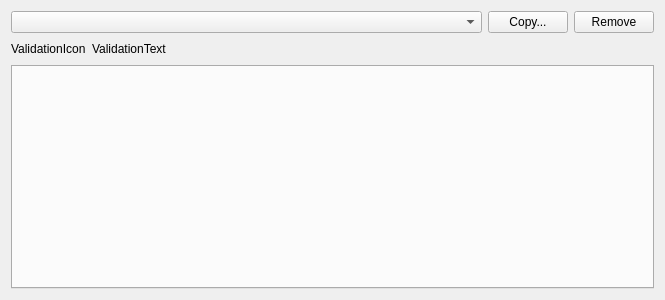
First picture: the form in src/plugins/cpptools/clangdiagnosticconfigswidget.ui, repository qt-creator/qt-creator, before the edit.
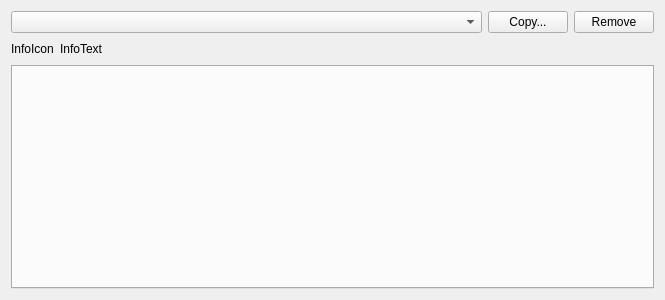
Second picture: the form after the edit.

Commit message:
CppTools: Provide hint to copy clang diagnostic config
If a built-in/read-only configuration is selected, show a hint that it
needs to be copied to make customizations.

```diff
--- a/src/plugins/cpptools/clangdiagnosticconfigswidget.ui
+++ b/src/plugins/cpptools/clangdiagnosticconfigswidget.ui
@@ -49,14 +49,14 @@
        <item>
         <widget class="QLabel" name="validationResultIcon">
          <property name="text">
-          <string>ValidationIcon</string>
+          <string>InfoIcon</string>
          </property>
         </widget>
        </item>
        <item>
         <widget class="QLabel" name="validationResultLabel">
          <property name="text">
-          <string>ValidationText</string>
+          <string>InfoText</string>
          </property>
         </widget>
        </item>
```
Left out of the diff: 4 changed lines with no effect on the pictures. The commit also changes 1 other file.
